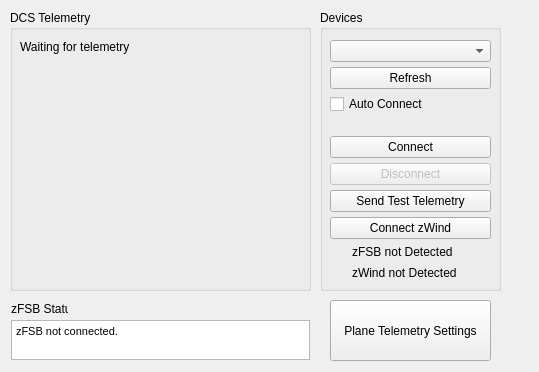
The window that zTelem.ui (zinjguo/zTelem) describes before a commit, drawn with Qt 5.
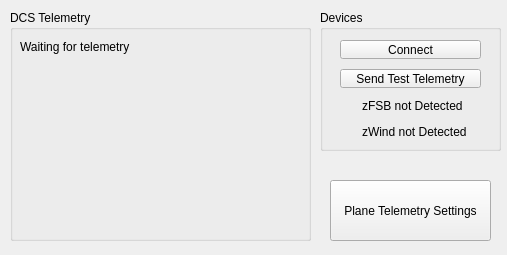
The same window after the commit.

Commit message: modified:   db.py 	deleted:    hid_test.py 	deleted:    hp_5_0_z.wav 	modified:   main.py 	modified:   planeSettings.ui 	deleted:    rumble.wav 	deleted:    sc_manager.py 	deleted:    serialHandler.py 	modified:   telemManager.py 	deleted:    test.wav 	deleted:    ui_addPlanes.py 	modified:   ui_planeSettings.py 	deleted:    upx.exe 	deleted:    userconfig.xml 	deleted:    userconfig.xml.backup 	deleted:    zTelem-old.py 	modified:   zTelem.ui

The edit to the form file:
```diff
--- a/zTelem.ui
+++ b/zTelem.ui
@@ -6,8 +6,8 @@
    <rect>
     <x>0</x>
     <y>0</y>
-    <width>539</width>
-    <height>372</height>
+    <width>507</width>
+    <height>255</height>
    </rect>
   </property>
   <property name="sizePolicy">
@@ -32,7 +32,7 @@
       <x>320</x>
       <y>10</y>
       <width>181</width>
-      <height>281</height>
+      <height>141</height>
      </rect>
     </property>
     <property name="sizePolicy">
@@ -54,51 +54,27 @@
      <property name="geometry">
       <rect>
        <x>10</x>
-       <y>30</y>
+       <y>20</y>
        <width>161</width>
-       <height>241</height>
+       <height>120</height>
       </rect>
      </property>
      <layout class="QVBoxLayout" name="devicesLayout">
       <property name="spacing">
-       <number>5</number>
+       <number>10</number>
       </property>
-      <item>
-       <widget class="QComboBox" name="comSelect"/>
-      </item>
-      <item>
-       <widget class="QPushButton" name="refreshComBtn">
-        <property name="sizePolicy">
-         <sizepolicy hsizetype="Preferred" vsizetype="Fixed">
-          <horstretch>0</horstretch>
-          <verstretch>0</verstretch>
-         </sizepolicy>
-        </property>
-        <property name="text">
-         <string>Refresh</string>
-        </property>
-       </widget>
-      </item>
-      <item>
-       <widget class="QCheckBox" name="autoConnect">
-        <property name="text">
-         <string>Auto Connect</string>
-        </property>
-       </widget>
-      </item>
-      <item>
-       <spacer name="verticalSpacer_2">
-        <property name="orientation">
-         <enum>Qt::Vertical</enum>
-        </property>
-        <property name="sizeHint" stdset="0">
-         <size>
-          <width>20</width>
-          <height>40</height>
-         </size>
-        </property>
-       </spacer>
-      </item>
+      <property name="leftMargin">
+       <number>10</number>
+      </property>
+      <property name="topMargin">
+       <number>10</number>
+      </property>
+      <property name="rightMargin">
+       <number>10</number>
+      </property>
+      <property name="bottomMargin">
+       <number>10</number>
+      </property>
       <item>
        <widget class="QPushButton" name="connectBtn">
         <property name="text">
@@ -106,16 +82,6 @@
         </property>
        </widget>
       </item>
-      <item>
-       <widget class="QPushButton" name="disconnectBtn">
-        <property name="enabled">
-         <bool>false</bool>
-        </property>
-        <property name="text">
-         <string>Disconnect</string>
-        </property>
-       </widget>
-      </item>
       <item>
        <widget class="QPushButton" name="testSend">
         <property name="text">
@@ -123,13 +89,6 @@
         </property>
        </widget>
       </item>
-      <item>
-       <widget class="QPushButton" name="connectWindBtn">
-        <property name="text">
-         <string>Connect zWind</string>
-        </property>
-       </widget>
-      </item>
       <item>
        <layout class="QHBoxLayout" name="horizontalLayout_2">
         <property name="spacing">
@@ -217,7 +176,7 @@
       <x>10</x>
       <y>10</y>
       <width>301</width>
-      <height>281</height>
+      <height>231</height>
      </rect>
     </property>
     <property name="title">
@@ -229,7 +188,7 @@
        <x>10</x>
        <y>30</y>
        <width>281</width>
-       <height>241</height>
+       <height>191</height>
       </rect>
      </property>
      <property name="sizePolicy">
@@ -250,7 +209,7 @@
     <property name="geometry">
      <rect>
       <x>330</x>
-      <y>300</y>
+      <y>180</y>
       <width>161</width>
       <height>61</height>
      </rect>
@@ -259,50 +218,6 @@
      <string>Plane Telemetry Settings</string>
     </property>
    </widget>
-   <widget class="QLabel" name="label_2">
-    <property name="geometry">
-     <rect>
-      <x>11</x>
-      <y>301</y>
-      <width>57</width>
-      <height>16</height>
-     </rect>
-    </property>
-    <property name="text">
-     <string>zFSB Status</string>
-    </property>
-   </widget>
-   <widget class="QTextBrowser" name="status">
-    <property name="geometry">
-     <rect>
-      <x>11</x>
-      <y>320</y>
-      <width>299</width>
-      <height>40</height>
-     </rect>
-    </property>
-    <property name="maximumSize">
-     <size>
-      <width>640</width>
-      <height>480</height>
-     </size>
-    </property>
-    <property name="font">
-     <font>
-      <pointsize>6</pointsize>
-     </font>
-    </property>
-    <property name="autoFillBackground">
-     <bool>false</bool>
-    </property>
-    <property name="html">
-     <string>&lt;!DOCTYPE HTML PUBLIC &quot;-//W3C//DTD HTML 4.0//EN&quot; &quot;http://www.w3.org/TR/REC-html40/strict.dtd&quot;&gt;
-&lt;html&gt;&lt;head&gt;&lt;meta name=&quot;qrichtext&quot; content=&quot;1&quot; /&gt;&lt;style type=&quot;text/css&quot;&gt;
-p, li { white-space: pre-wrap; }
-&lt;/style&gt;&lt;/head&gt;&lt;body style=&quot; font-family:'MS Shell Dlg 2'; font-size:6pt; font-weight:400; font-style:normal;&quot;&gt;
-&lt;p style=&quot; margin-top:0px; margin-bottom:0px; margin-left:0px; margin-right:0px; -qt-block-indent:0; text-indent:0px;&quot;&gt;&lt;span style=&quot; font-family:'.AppleSystemUIFont'; font-size:8pt;&quot;&gt;zFSB not connected.&lt;/span&gt;&lt;/p&gt;&lt;/body&gt;&lt;/html&gt;</string>
-    </property>
-   </widget>
   </widget>
  </widget>
  <resources/>
```
The commit also changes 16 other files.
